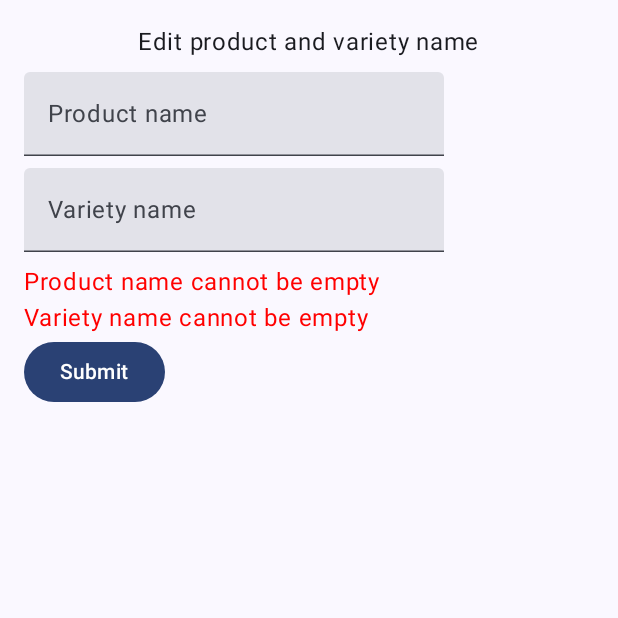
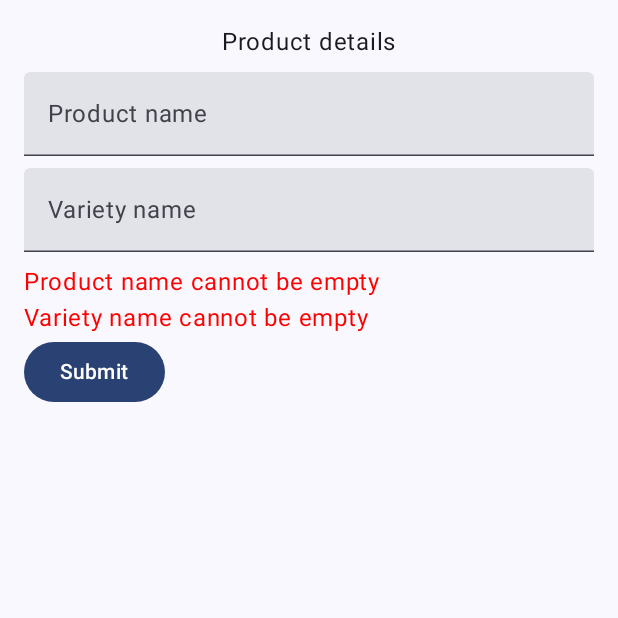
Before and after one commit to SarunasBucius/nutri-price-app, an Android app built with Jetpack Compose: the composable EditProductNameScreen shown on its own in the app's theme, after a tap on "Submit", on a phone screen of 412 x 824 dp, the top half of it. Run offline under Robolectric (Android 15) with nearby library versions, the phone set to English and light mode, and no system bars; our stand-ins replace Dagger/Hilt's generated code; libraries missing offline, so code that uses them is left out: com.apollographql.apollo.

Commit message:
move varietyName input to ProductNameInput.kt

```diff
--- a/app/src/main/java/com/github/sarunasbucius/nutriprice/feature/common/components/ProductNameInput.kt
+++ b/app/src/main/java/com/github/sarunasbucius/nutriprice/feature/common/components/ProductNameInput.kt
@@ -11,7 +11,18 @@ import androidx.compose.ui.text.input.KeyboardCapitalization
 import androidx.compose.ui.unit.dp
 
 @Composable
-fun ProductNameInput(productName: String, updateProductName: (String) -> Unit) {
+fun ProductNameInput(
+    modifier: Modifier = Modifier,
+    productName: String,
+    varietyName: String,
+    updateProductName: (String) -> Unit,
+    updateVarietyName: (String) -> Unit
+) {
+    Text(
+        modifier = modifier.padding(bottom = 8.dp),
+        text = "Product details"
+    )
+
     TextField(
         modifier = Modifier
             .fillMaxWidth()
@@ -21,4 +32,14 @@ fun ProductNameInput(productName: String, updateProductName: (String) -> Unit) {
         label = { Text("Product name") },
         keyboardOptions = KeyboardOptions(capitalization = KeyboardCapitalization.Sentences)
     )
+
+    TextField(
+        modifier = Modifier
+            .padding(bottom = 8.dp)
+            .fillMaxWidth(),
+        value = varietyName,
+        onValueChange = { updateVarietyName(it) },
+        label = { Text("Variety name") },
+        keyboardOptions = KeyboardOptions(capitalization = KeyboardCapitalization.Sentences)
+    )
 }
--- a/app/src/main/java/com/github/sarunasbucius/nutriprice/feature/insertProduct/InsertProductScreen.kt
+++ b/app/src/main/java/com/github/sarunasbucius/nutriprice/feature/insertProduct/InsertProductScreen.kt
@@ -4,19 +4,15 @@ import androidx.compose.foundation.layout.Column
 import androidx.compose.foundation.layout.WindowInsets
 import androidx.compose.foundation.layout.asPaddingValues
 import androidx.compose.foundation.layout.fillMaxSize
-import androidx.compose.foundation.layout.fillMaxWidth
 import androidx.compose.foundation.layout.ime
 import androidx.compose.foundation.layout.padding
 import androidx.compose.foundation.rememberScrollState
-import androidx.compose.foundation.text.KeyboardOptions
 import androidx.compose.foundation.verticalScroll
 import androidx.compose.material3.Button
 import androidx.compose.material3.Text
-import androidx.compose.material3.TextField
 import androidx.compose.runtime.Composable
 import androidx.compose.ui.Alignment
 import androidx.compose.ui.Modifier
-import androidx.compose.ui.text.input.KeyboardCapitalization
 import androidx.compose.ui.unit.dp
 import androidx.hilt.navigation.compose.hiltViewModel
 import com.github.sarunasbucius.nutriprice.core.navigation.currentComposeNavigator
@@ -39,18 +35,11 @@ fun InsertProductScreen(
             .padding(bottom = WindowInsets.ime.asPaddingValues().calculateBottomPadding())
     ) {
         ProductNameInput(
+            modifier = Modifier.align(Alignment.CenterHorizontally),
             productName = uiState.productName,
-            updateProductName = insertProductViewModel::updateName
-        )
-
-        TextField(
-            modifier = Modifier
-                .padding(bottom = 8.dp)
-                .fillMaxWidth(),
-            value = uiState.varietyName,
-            onValueChange = insertProductViewModel::updateVarietyName,
-            label = { Text("Variety name") },
-            keyboardOptions = KeyboardOptions(capitalization = KeyboardCapitalization.Sentences)
+            varietyName = uiState.varietyName,
+            updateProductName = insertProductViewModel::updateName,
+            updateVarietyName = insertProductViewModel::updateVarietyName
         )
 
         PurchaseInput(
--- a/app/src/main/java/com/github/sarunasbucius/nutriprice/feature/product/editProductName/EditProductNameScreen.kt
+++ b/app/src/main/java/com/github/sarunasbucius/nutriprice/feature/product/editProductName/EditProductNameScreen.kt
@@ -5,12 +5,13 @@ import androidx.compose.foundation.layout.fillMaxSize
 import androidx.compose.foundation.layout.padding
 import androidx.compose.material3.Button
 import androidx.compose.material3.Text
-import androidx.compose.material3.TextField
 import androidx.compose.runtime.Composable
 import androidx.compose.ui.Alignment
 import androidx.compose.ui.Modifier
+import androidx.compose.ui.graphics.Color
 import androidx.compose.ui.unit.dp
 import androidx.hilt.navigation.compose.hiltViewModel
+import com.github.sarunasbucius.nutriprice.feature.common.components.ProductNameInput
 
 @Composable
 fun EditProductNameScreen(viewModel: EditProductNameViewModel = hiltViewModel()) {
@@ -19,26 +20,15 @@ fun EditProductNameScreen(viewModel: EditProductNameViewModel = hiltViewModel())
             .fillMaxSize()
             .padding(16.dp)
     ) {
-        Text(
-            modifier = Modifier
-                .align(Alignment.CenterHorizontally)
-                .padding(bottom = 8.dp),
-            text = "Edit product and variety name"
-        )
-        TextField(
-            modifier = Modifier.padding(bottom = 8.dp),
-            value = viewModel.uiState.productName,
-            onValueChange = { viewModel.updateProductName(it) },
-            label = { Text("Product name") }
-        )
-        TextField(
-            modifier = Modifier.padding(bottom = 8.dp),
-            value = viewModel.uiState.varietyName,
-            onValueChange = { viewModel.updateVarietyName(it) },
-            label = { Text("Variety name") }
+        ProductNameInput(
+            modifier = Modifier.align(Alignment.CenterHorizontally),
+            productName = viewModel.uiState.productName,
+            varietyName = viewModel.uiState.varietyName,
+            updateProductName = { viewModel.updateProductName(it) },
+            updateVarietyName = { viewModel.updateVarietyName(it) }
         )
         viewModel.uiState.errors.forEach {
-            Text(text = it, color = androidx.compose.ui.graphics.Color.Red)
+            Text(text = it, color = Color.Red)
         }
         Button(onClick = { viewModel.submit() }) {
             Text(text = "Submit")
```
